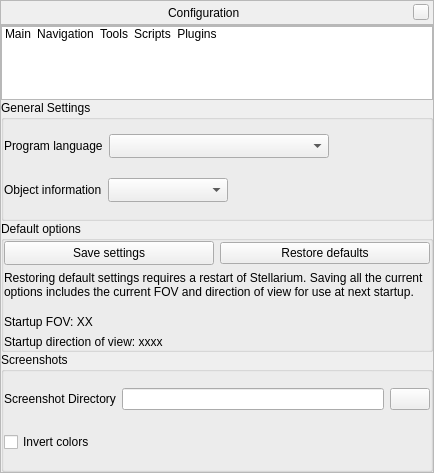
Above: src/gui/configurationDialog.ui from 519984307/stellarium_src before the change. Below: the same form after it.
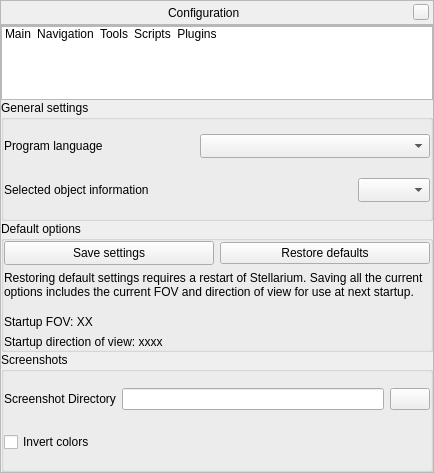
That is the form after the change. The open tabs and pages were chosen to show the change. Icons and pictures are not drawn. Custom widgets are drawn as their Qt base class.

Commit message: several fixes for the Configuration window

Patch:
```diff
--- a/src/gui/configurationDialog.ui
+++ b/src/gui/configurationDialog.ui
@@ -161,7 +161,7 @@
              </size>
             </property>
             <property name="title">
-             <string>General Settings</string>
+             <string>General settings</string>
             </property>
             <layout class="QVBoxLayout" name="verticalLayout_2">
              <property name="margin">
@@ -182,28 +182,6 @@
                  </property>
                 </widget>
                </item>
-               <item>
-                <widget class="QComboBox" name="programLanguageComboBox">
-                 <property name="sizePolicy">
-                  <sizepolicy hsizetype="Preferred" vsizetype="Preferred">
-                   <horstretch>0</horstretch>
-                   <verstretch>0</verstretch>
-                  </sizepolicy>
-                 </property>
-                 <property name="minimumSize">
-                  <size>
-                   <width>220</width>
-                   <height>24</height>
-                  </size>
-                 </property>
-                 <property name="maximumSize">
-                  <size>
-                   <width>220</width>
-                   <height>24</height>
-                  </size>
-                 </property>
-                </widget>
-               </item>
                <item>
                 <spacer name="horizontalSpacer_4">
                  <property name="orientation">
@@ -211,12 +189,40 @@
                  </property>
                  <property name="sizeHint" stdset="0">
                   <size>
-                   <width>40</width>
-                   <height>20</height>
+                   <width>0</width>
+                   <height>0</height>
                   </size>
                  </property>
                 </spacer>
                </item>
+               <item>
+                <widget class="QComboBox" name="programLanguageComboBox">
+                 <property name="sizePolicy">
+                  <sizepolicy hsizetype="Expanding" vsizetype="Fixed">
+                   <horstretch>0</horstretch>
+                   <verstretch>0</verstretch>
+                  </sizepolicy>
+                 </property>
+                 <property name="minimumSize">
+                  <size>
+                   <width>0</width>
+                   <height>24</height>
+                  </size>
+                 </property>
+                 <property name="maximumSize">
+                  <size>
+                   <width>16777215</width>
+                   <height>24</height>
+                  </size>
+                 </property>
+                 <property name="sizeAdjustPolicy">
+                  <enum>QComboBox::AdjustToMinimumContentsLength</enum>
+                 </property>
+                 <property name="minimumContentsLength">
+                  <number>25</number>
+                 </property>
+                </widget>
+               </item>
               </layout>
              </item>
              <item>
@@ -230,29 +236,7 @@
                   </sizepolicy>
                  </property>
                  <property name="text">
-                  <string>Object information</string>
-                 </property>
-                </widget>
-               </item>
-               <item>
-                <widget class="QComboBox" name="objectInfoComboBox">
-                 <property name="sizePolicy">
-                  <sizepolicy hsizetype="Preferred" vsizetype="Preferred">
-                   <horstretch>0</horstretch>
-                   <verstretch>0</verstretch>
-                  </sizepolicy>
-                 </property>
-                 <property name="minimumSize">
-                  <size>
-                   <width>120</width>
-                   <height>24</height>
-                  </size>
-                 </property>
-                 <property name="maximumSize">
-                  <size>
-                   <width>120</width>
-                   <height>24</height>
-                  </size>
+                  <string>Selected object information</string>
                  </property>
                 </widget>
                </item>
@@ -263,12 +247,37 @@
                  </property>
                  <property name="sizeHint" stdset="0">
                   <size>
-                   <width>40</width>
-                   <height>20</height>
+                   <width>0</width>
+                   <height>0</height>
                   </size>
                  </property>
                 </spacer>
                </item>
+               <item>
+                <widget class="QComboBox" name="objectInfoComboBox">
+                 <property name="sizePolicy">
+                  <sizepolicy hsizetype="Minimum" vsizetype="Fixed">
+                   <horstretch>0</horstretch>
+                   <verstretch>0</verstretch>
+                  </sizepolicy>
+                 </property>
+                 <property name="minimumSize">
+                  <size>
+                   <width>0</width>
+                   <height>24</height>
+                  </size>
+                 </property>
+                 <property name="maximumSize">
+                  <size>
+                   <width>16777215</width>
+                   <height>24</height>
+                  </size>
+                 </property>
+                 <property name="sizeAdjustPolicy">
+                  <enum>QComboBox::AdjustToContents</enum>
+                 </property>
+                </widget>
+               </item>
               </layout>
              </item>
             </layout>
```
Left out of the diff: 18 changed lines with no effect on the pictures.
